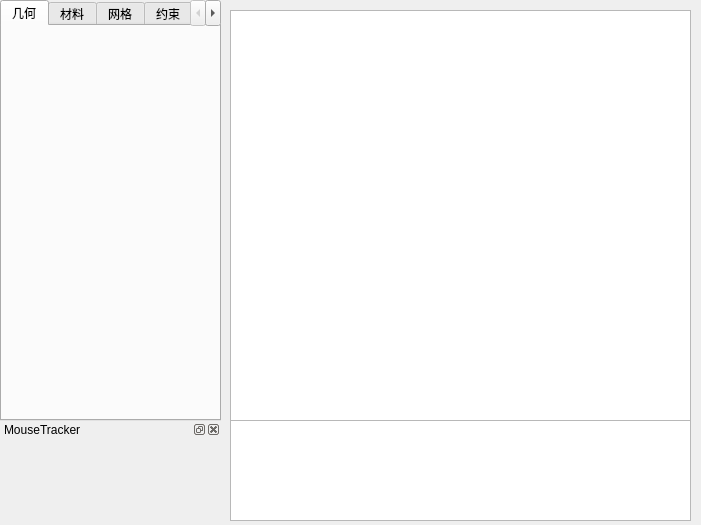
Above: trueCM_QT/widget.ui from LennartLee00/CourseProject_ComputationalMechanicsbasedonQT before the change. Below: the same form after it.
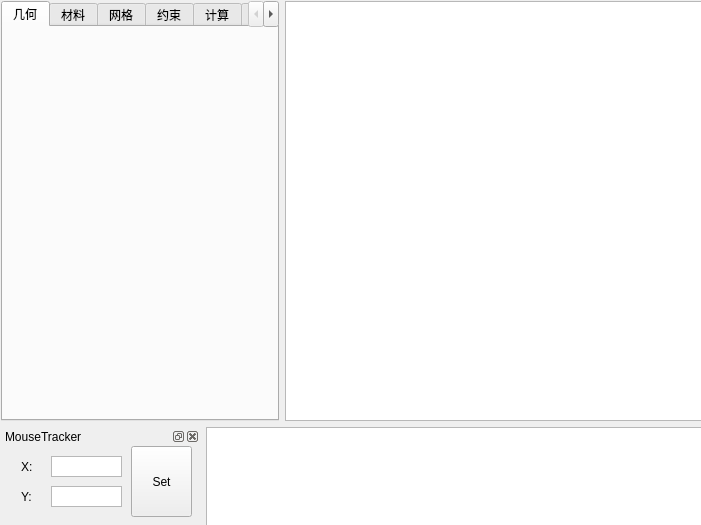
That is the form after the change. Custom widgets are drawn as their Qt base class.

```diff
--- a/trueCM_QT/widget.ui
+++ b/trueCM_QT/widget.ui
@@ -13,18 +13,32 @@
   <property name="windowTitle">
    <string>计算力学求解器</string>
   </property>
+  <widget class="QWidget" name="layoutWidget">
+   <property name="geometry">
+    <rect>
+     <x>1</x>
+     <y>1</y>
+     <width>701</width>
+     <height>531</height>
+    </rect>
+   </property>
+   <layout class="QVBoxLayout" name="verticalLayout" stretch="4,1">
+    <item>
+     <layout class="QHBoxLayout" name="horizontalLayout" stretch="2,3">
+      <item>
   <widget class="QTabWidget" name="tabWidget">
-   <property name="geometry">
-    <rect>
-     <x>0</x>
-     <y>0</y>
-     <width>221</width>
-     <height>421</height>
-    </rect>
+        <property name="sizePolicy">
+         <sizepolicy hsizetype="Expanding" vsizetype="Expanding">
+          <horstretch>0</horstretch>
+          <verstretch>0</verstretch>
+         </sizepolicy>
    </property>
    <property name="currentIndex">
     <number>0</number>
    </property>
+        <property name="elideMode">
+         <enum>Qt::ElideRight</enum>
+        </property>
    <widget class="QWidget" name="tab">
     <attribute name="title">
      <string>几何</string>
@@ -56,39 +70,101 @@
     </attribute>
    </widget>
   </widget>
+      </item>
+      <item>
   <widget class="MyGraphicsView" name="graphicsView">
-   <property name="geometry">
-    <rect>
-     <x>230</x>
-     <y>10</y>
-     <width>461</width>
-     <height>411</height>
-    </rect>
-   </property>
-  </widget>
-  <widget class="MouseDockWidget" name="dockWidget">
-   <property name="geometry">
-    <rect>
-     <x>0</x>
-     <y>420</y>
-     <width>221</width>
-     <height>101</height>
-    </rect>
-   </property>
+        <property name="sizePolicy">
+         <sizepolicy hsizetype="Expanding" vsizetype="Expanding">
+          <horstretch>0</horstretch>
+          <verstretch>0</verstretch>
+         </sizepolicy>
+        </property>
+       </widget>
+      </item>
+     </layout>
+    </item>
+    <item>
+     <layout class="QHBoxLayout" name="horizontalLayout_2" stretch="2,5">
+      <item>
+       <widget class="QDockWidget" name="MouseTracker">
    <property name="windowTitle">
     <string>MouseTracker</string>
    </property>
-   <widget class="QWidget" name="dockWidgetContents"/>
-  </widget>
-  <widget class="QTextEdit" name="textEdit">
+        <widget class="QWidget" name="dockWidgetContents">
+         <widget class="QPushButton" name="pushButton">
+          <property name="geometry">
+           <rect>
+            <x>130</x>
+            <y>0</y>
+            <width>61</width>
+            <height>71</height>
+           </rect>
+          </property>
+          <property name="text">
+           <string>Set</string>
+          </property>
+         </widget>
+         <widget class="QTextEdit" name="textEdit_2">
    <property name="geometry">
     <rect>
-     <x>230</x>
-     <y>420</y>
-     <width>461</width>
-     <height>101</height>
-    </rect>
-   </property>
+            <x>50</x>
+            <y>10</y>
+            <width>71</width>
+            <height>21</height>
+           </rect>
+          </property>
+          <property name="verticalScrollBarPolicy">
+           <enum>Qt::ScrollBarAlwaysOff</enum>
+          </property>
+         </widget>
+         <widget class="QTextEdit" name="textEdit_3">
+          <property name="geometry">
+           <rect>
+            <x>50</x>
+            <y>40</y>
+            <width>71</width>
+            <height>21</height>
+           </rect>
+          </property>
+          <property name="verticalScrollBarPolicy">
+           <enum>Qt::ScrollBarAlwaysOff</enum>
+          </property>
+         </widget>
+         <widget class="QLabel" name="label">
+          <property name="geometry">
+           <rect>
+            <x>20</x>
+            <y>10</y>
+            <width>21</width>
+            <height>21</height>
+           </rect>
+          </property>
+          <property name="text">
+           <string>X:</string>
+          </property>
+         </widget>
+         <widget class="QLabel" name="label_2">
+          <property name="geometry">
+           <rect>
+            <x>20</x>
+            <y>40</y>
+            <width>21</width>
+            <height>21</height>
+           </rect>
+          </property>
+          <property name="text">
+           <string>Y:</string>
+          </property>
+         </widget>
+        </widget>
+       </widget>
+      </item>
+      <item>
+       <widget class="QTextEdit" name="textEdit"/>
+      </item>
+     </layout>
+    </item>
+   </layout>
   </widget>
  </widget>
  <customwidgets>
@@ -97,12 +173,6 @@
    <extends>QGraphicsView</extends>
    <header>mygraphicsview.h</header>
   </customwidget>
-  <customwidget>
-   <class>MouseDockWidget</class>
-   <extends>QDockWidget</extends>
-   <header>mousedockwidget.h</header>
-   <container>1</container>
-  </customwidget>
  </customwidgets>
  <resources/>
  <connections/>
```
Lines whose indentation alone changed are shown as unchanged.
